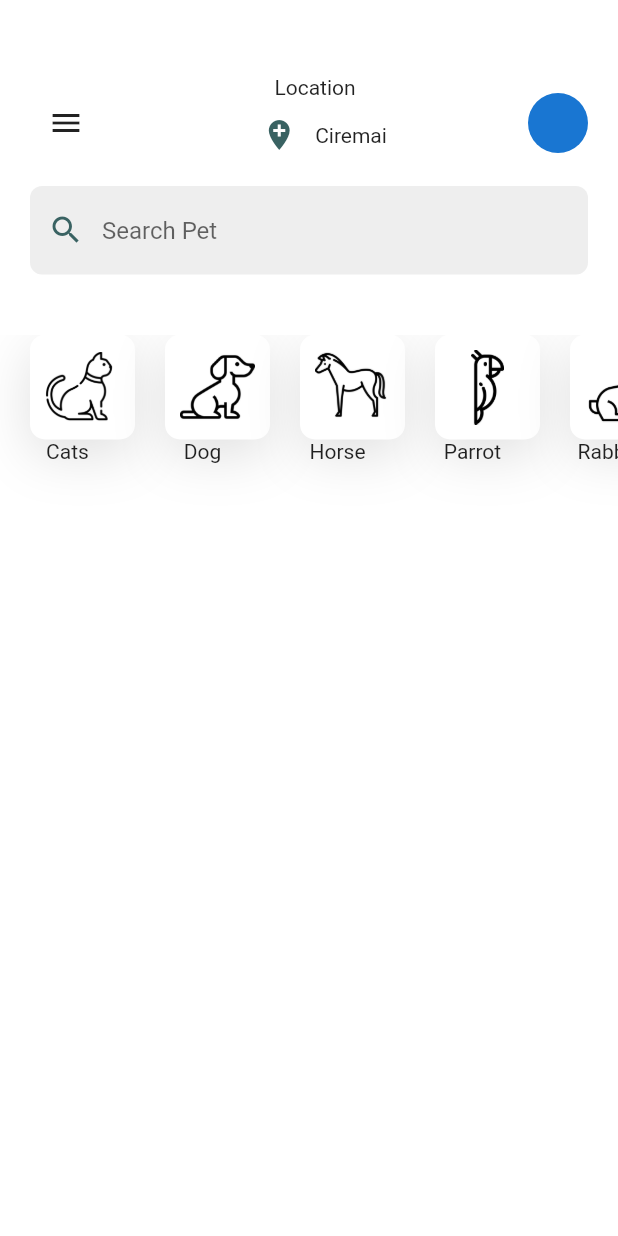
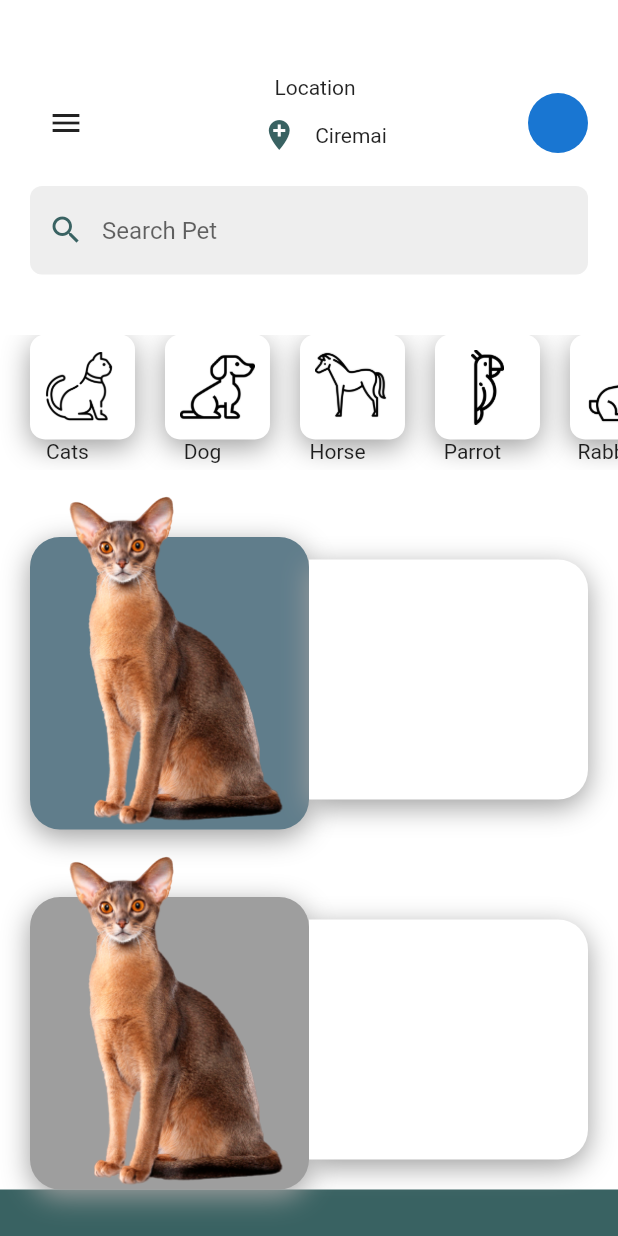
Before and after one commit to egarifs/pet-app, a Flutter app: the screen it shows after launch, on a phone screen of 412 x 824 dp. Run offline on Flutter 3.47's test engine with Material 2 defaults, Android fonts, the phone set to English and light mode, and no system bars.

Commit message:
finishing screen new layout

```diff
--- a/lib/config/configuration.dart
+++ b/lib/config/configuration.dart
@@ -3,7 +3,12 @@ import 'package:flutter/material.dart';
 Color primarycolor = Color(0xff396262);
 //list of shadow maping
 List<BoxShadow> listShadow = [
-  BoxShadow(color: Colors.grey[300], blurRadius: 30, offset: Offset(0, 10))
+  BoxShadow(
+    //color: Colors.grey[300],
+    color: Colors.grey,
+    blurRadius: 15,
+    offset: Offset(0, 5),
+  )
 ];
 //list data
 List<Map> categories = [
--- a/lib/screen/homeScreen.dart
+++ b/lib/screen/homeScreen.dart
@@ -1,5 +1,6 @@
 import 'package:flutter/material.dart';
 import 'package:pet_app/config/configuration.dart';
+import 'package:pet_app/screen/screen2.dart';
 
 class HomeScreen extends StatefulWidget {
   @override
@@ -19,6 +20,7 @@ class _HomeScreenState extends State<HomeScreen> {
         ..scale(scalefactor),
       duration: Duration(milliseconds: 250),
       color: Colors.white,
+      child: SingleChildScrollView(
         child: Column(
           children: [
             SizedBox(height: 50),
@@ -90,7 +92,9 @@ class _HomeScreenState extends State<HomeScreen> {
               ),
               padding: EdgeInsets.fromLTRB(20.0, 10.0, 20.0, 40.0),
             ),
-          Container(height: 120,
+            Container(
+              //color: Colors.blue,
+              height: 90,
               child: ListView.builder(
                 scrollDirection: Axis.horizontal,
                 itemCount: categories.length,
@@ -99,16 +103,18 @@ class _HomeScreenState extends State<HomeScreen> {
                     child: Column(
                       children: [
                         Container(
-
                           padding: EdgeInsets.all(10),
                           margin: EdgeInsets.only(left: 20),
                           decoration: BoxDecoration(
                             color: Colors.white,
                             boxShadow: listShadow,
                             borderRadius: BorderRadius.circular(10),
-
                           ),
-                        child: Image.asset(categories[index]['iconPath'], height: 50,width: 50,),
+                          child: Image.asset(
+                            categories[index]['iconPath'],
+                            height: 50,
+                            width: 50,
+                          ),
                         ),
                         Text(categories[index]['name']),
                       ],
@@ -116,8 +122,99 @@ class _HomeScreenState extends State<HomeScreen> {
                   );
                 },
               ),
+            ),
+            GestureDetector(
+              onTap: () {
+                Navigator.push(context,
+                    MaterialPageRoute(builder: (context) => Screen2()));
+              },
+              child: Container(
+                //color: Colors.blueGrey,
+                height: 240,
+                margin: EdgeInsets.symmetric(horizontal: 20),
+                child: Row(
+                  children: [
+                    //expended mengalimb layar
+                    Expanded(
+                      child: Stack(
+                        children: [
+                          Container(
+                            margin: EdgeInsets.only(top: 45),
+                            decoration: BoxDecoration(
+                                color: Colors.blueGrey,
+                                borderRadius: BorderRadius.circular(20),
+                                boxShadow: listShadow),
+                          ),
+                          Align(
+                            alignment: Alignment.topCenter,
+                            child: Image.asset('images/pet-cat2.png'),
                           )
                         ],
+                      ),
+                    ),
+                    Expanded(
+                      child: Container(
+                        margin: EdgeInsets.only(top: 60, bottom: 20),
+                        decoration: BoxDecoration(
+                            color: Colors.white,
+                            boxShadow: listShadow,
+                            borderRadius: BorderRadius.only(
+                              topRight: Radius.circular(20),
+                              bottomRight: Radius.circular(20),
+                            )),
+                      ),
+                    )
+                  ],
+                ),
+              ),
+            ),
+            GestureDetector(
+              onTap: () {
+                Navigator.push(context,
+                    MaterialPageRoute(builder: (context) => Screen2()));
+              },
+              child: Container(
+                //color: Colors.blueGrey,
+                height: 240,
+                margin: EdgeInsets.symmetric(horizontal: 20),
+                child: Row(
+                  children: [
+                    //expended mengalimb layar
+                    Expanded(
+                      child: Stack(
+                        children: [
+                          Container(
+                            margin: EdgeInsets.only(top: 45),
+                            decoration: BoxDecoration(
+                                color: Colors.grey,
+                                borderRadius: BorderRadius.circular(20),
+                                boxShadow: listShadow),
+                          ),
+                          Align(
+                            alignment: Alignment.topCenter,
+                            child: Image.asset('images/pet-cat2.png'),
+                          )
+                        ],
+                      ),
+                    ),
+                    Expanded(
+                      child: Container(
+                        margin: EdgeInsets.only(top: 60, bottom: 20),
+                        decoration: BoxDecoration(
+                            color: Colors.white,
+                            boxShadow: listShadow,
+                            borderRadius: BorderRadius.only(
+                              topRight: Radius.circular(20),
+                              bottomRight: Radius.circular(20),
+                            )),
+                      ),
+                    )
+                  ],
+                ),
+              ),
+            )
+          ],
+        ),
       ),
     );
   }
```
Also changed, not shown: lib/screen/screen2.dart (added, +122 -0 lines). Lines whose indentation alone changed are shown as unchanged.
